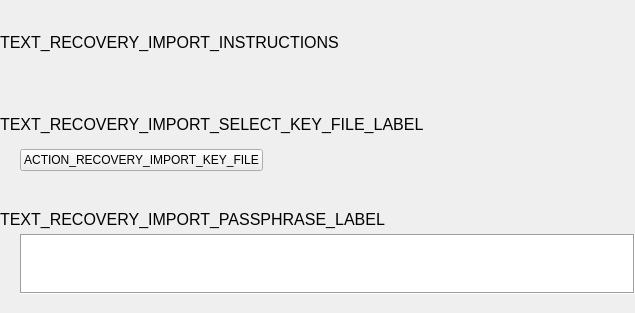
Qt form parsec/core/gui/forms/device_recovery_import_page1_widget.ui (Scille/parsec-cloud) before a commit.
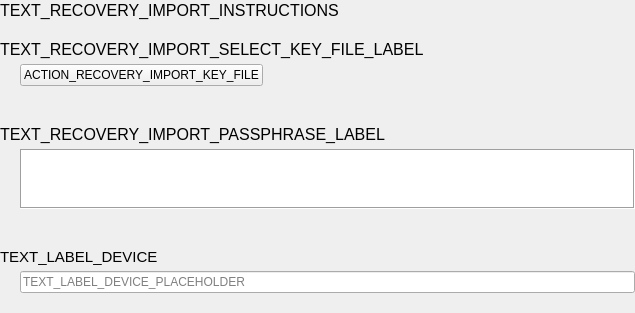
The same form after that commit. Custom widgets are drawn as their Qt base class.

Commit message: [GUI] Update claim and recovery

Patch:
```diff
--- a/parsec/core/gui/forms/device_recovery_import_page1_widget.ui
+++ b/parsec/core/gui/forms/device_recovery_import_page1_widget.ui
@@ -27,7 +27,7 @@
     <number>0</number>
    </property>
    <property name="bottomMargin">
-    <number>0</number>
+    <number>20</number>
    </property>
    <item>
     <widget class="QLabel" name="label">
@@ -165,8 +165,48 @@
      </item>
     </layout>
    </item>
+   <item>
+    <layout class="QVBoxLayout" name="verticalLayout_5">
+     <property name="spacing">
+      <number>5</number>
+     </property>
+     <item>
+      <widget class="QLabel" name="label_3">
+       <property name="font">
+        <font>
+         <pointsize>11</pointsize>
+        </font>
+       </property>
+       <property name="text">
+        <string>TEXT_LABEL_DEVICE</string>
+       </property>
+      </widget>
+     </item>
+     <item>
+      <layout class="QHBoxLayout" name="horizontalLayout_3">
+       <property name="leftMargin">
+        <number>20</number>
+       </property>
+       <item>
+        <widget class="ValidatedLineEdit" name="line_edit_device">
+         <property name="placeholderText">
+          <string>TEXT_LABEL_DEVICE_PLACEHOLDER</string>
+         </property>
+        </widget>
+       </item>
+      </layout>
+     </item>
+    </layout>
+   </item>
   </layout>
  </widget>
+ <customwidgets>
+  <customwidget>
+   <class>ValidatedLineEdit</class>
+   <extends>QLineEdit</extends>
+   <header>parsec.core.gui.input_widgets</header>
+  </customwidget>
+ </customwidgets>
  <resources/>
  <connections/>
 </ui>
```
The commit also changes 6 other files.
